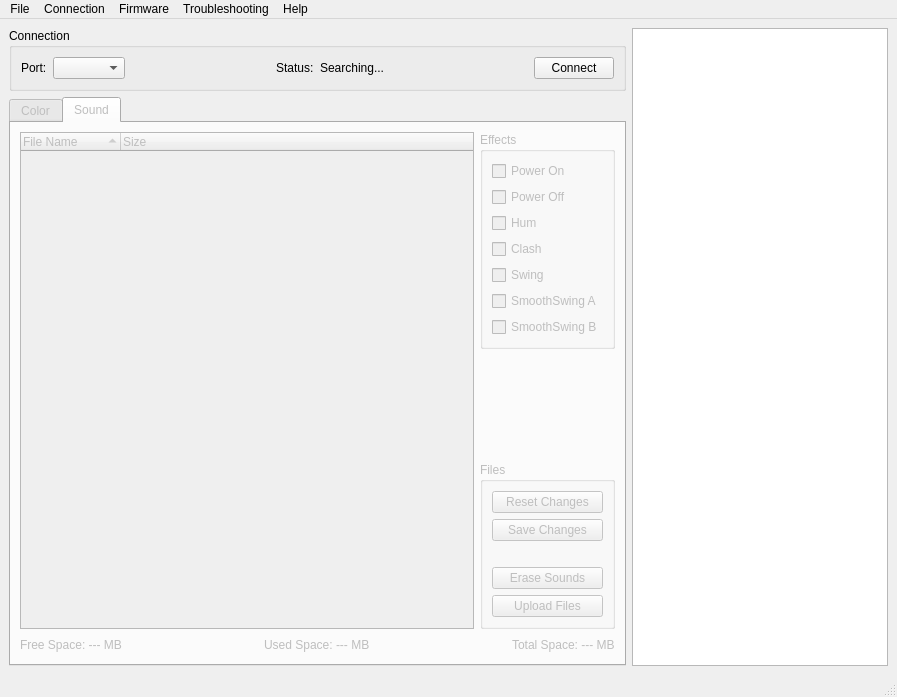
Old version of the form mainwindow.ui in the repository jramboz/tintalle.
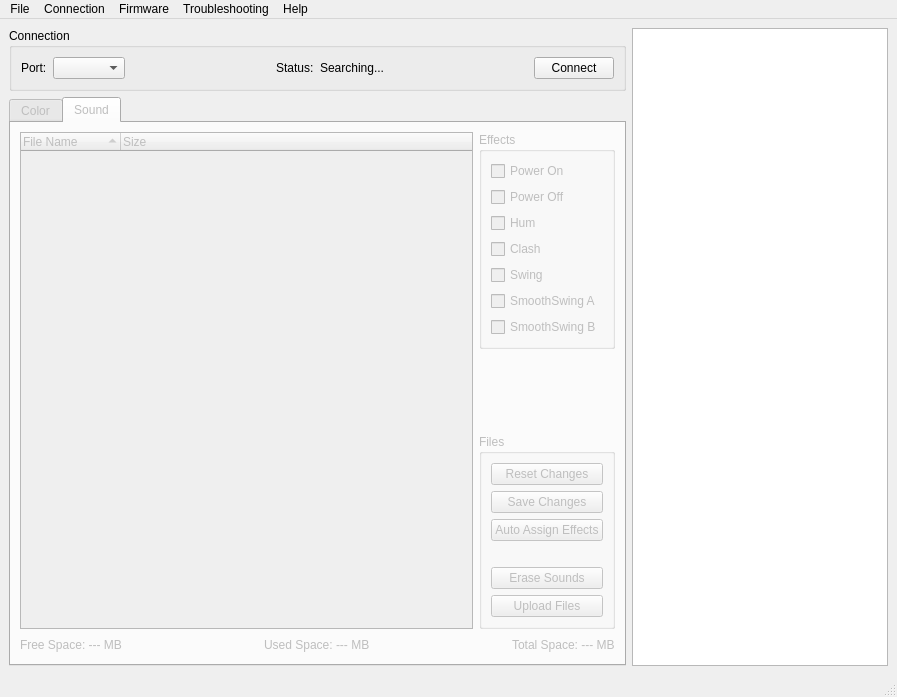
New version of the form. The open tabs and pages were chosen to show the change. Icons and pictures are not drawn. Custom widgets are drawn as their Qt base class.

Commit message: #6 Implement auto-setting effects

```diff
--- a/mainwindow.ui
+++ b/mainwindow.ui
@@ -552,6 +552,13 @@
                </property>
               </widget>
              </item>
+             <item>
+              <widget class="QPushButton" name="auto_assign_effects_button">
+               <property name="text">
+                <string>Auto Assign Effects</string>
+               </property>
+              </widget>
+             </item>
              <item>
               <spacer name="verticalSpacer_3">
                <property name="orientation">
```
Left out of the diff: 5 changed lines with no effect on the pictures. The commit also changes 2 other files.
